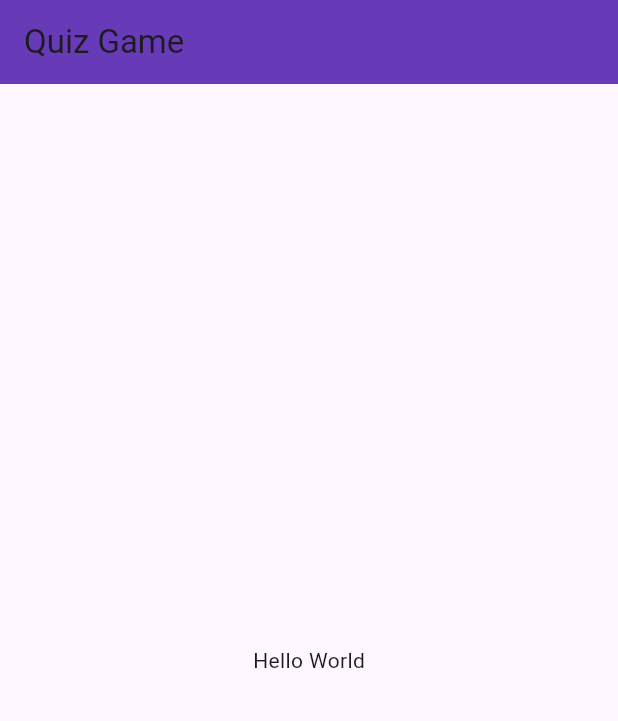
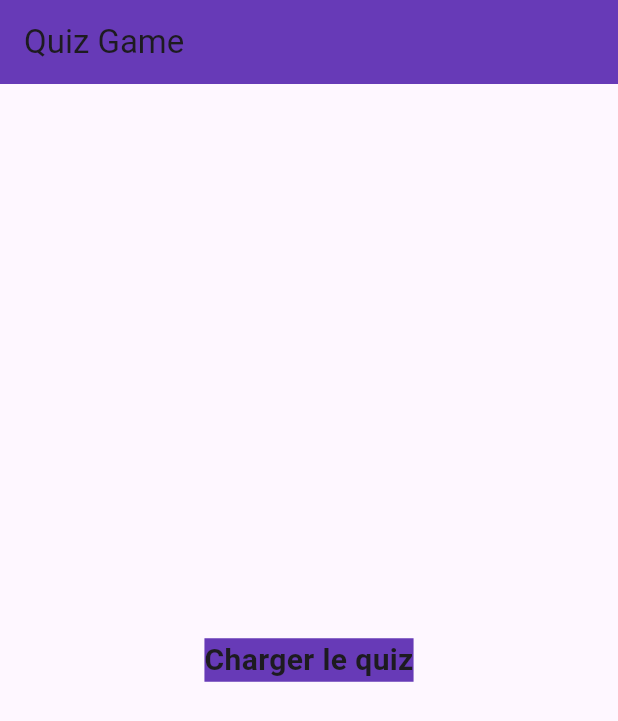
Before and after one commit to goby33/quizGameApp, a Flutter app: the screen it shows after launch, on a phone screen of 412 x 824 dp. Shown: the top 721 px of the screen. Run offline on Flutter 3.47's test engine with Material 3 defaults, Android fonts, the phone set to English and light mode, and no system bars; our stand-ins replace dio, freezed_annotation; generated files the repository leaves out were written again.

Commit message:
add question repository and game page implementation

```diff
--- a/lib/app.dart
+++ b/lib/app.dart
@@ -1,4 +1,5 @@
 import 'package:flutter/material.dart';
+import 'package:quiz_game_app/presentation/ui/game/game_page.dart';
 
 class App extends StatelessWidget {
   const App({super.key});
@@ -15,7 +16,7 @@ class App extends StatelessWidget {
           title: const Text('Quiz Game'),
           backgroundColor: Colors.deepPurple,
         ),
-        body: const Center(child: Text('Hello World')),
+        body: GamePage(),
       ),
     );
   }
--- /dev/null
+++ b/lib/config/constants.dart
@@ -0,0 +1,5 @@
+const int NB_QUESTIONS = 10;
+
+const URL_API =
+    "https://opentdb.com/api.php?amount=$NB_QUESTIONS";
+const url_questions_category = "https://opentdb.com/api_category.php";
--- /dev/null
+++ b/lib/data/models/list_questions_model.dart
@@ -0,0 +1,18 @@
+import 'package:freezed_annotation/freezed_annotation.dart';
+import 'package:quiz_game_app/data/models/question_model.dart';
+
+part 'list_questions_model.freezed.dart';
+part 'list_questions_model.g.dart';
+
+
+@freezed
+class ListQuestionsModel with _$ListQuestionsModel {
+  /// {@macro list_questions_model}
+  const factory ListQuestionsModel({
+    required List<QuestionModel> results,
+  }) = _ListQuestionsModel;
+
+  /// Creates a ListQuestionsModel from Json map
+  factory ListQuestionsModel.fromJson(Map<String, dynamic> data) =>
+      _$ListQuestionsModelFromJson(data);
+}
--- /dev/null
+++ b/lib/data/sources/list_questions_api.dart
@@ -0,0 +1,23 @@
+import 'package:quiz_game_app/config/constants.dart';
+import 'package:quiz_game_app/data/models/list_questions_model.dart';
+import 'package:dio/dio.dart';
+
+class ListQuestionsApi {
+  static final ListQuestionsApi _instanceQuestionApi = ListQuestionsApi._();
+  final Dio _dio;
+
+  ListQuestionsApi._() : _dio = Dio();
+
+  factory ListQuestionsApi() {
+    return _instanceQuestionApi;
+  }
+
+  Future<ListQuestionsModel?> fetchQuestions() async {
+    var responseApi = await _dio.post(URL_API);
+    if (responseApi.statusCode == 200) {
+      return ListQuestionsModel.fromJson(responseApi.data);
+    } else {
+      return null;
+    }
+  }
+}
--- /dev/null
+++ b/lib/presentation/ui/game/game_page.dart
@@ -0,0 +1,46 @@
+import 'package:flutter/material.dart';
+import 'package:quiz_game_app/data/repositories/questions_repository.dart';
+
+class GamePage extends StatefulWidget {
+  GamePage({Key? key}) : super(key: key);
+
+  @override
+  _GamePageState createState() {
+    return _GamePageState();
+  }
+}
+
+class _GamePageState extends State<GamePage> {
+  @override
+  void initState() {
+    super.initState();
+  }
+
+  @override
+  void dispose() {
+    super.dispose();
+  }
+
+  @override
+  Widget build(BuildContext context) {
+    return Center(
+      child: Column(
+        mainAxisAlignment: MainAxisAlignment.center,
+        children: <Widget>[
+          GestureDetector(
+            child: Container(
+              color: Colors.deepPurple,
+              margin: const EdgeInsets.all(10),
+              child: const Text(
+                'Charger le quiz',
+                style: TextStyle(fontSize: 20, fontWeight: FontWeight.bold),
+              ),
+            ),
+            onTap: () async { await QuestionRepository().getQuestions();
+            },
+          ),
+        ],
+      ),
+    );
+  }
+}
--- a/pubspec.yaml
+++ b/pubspec.yaml
@@ -46,12 +46,14 @@ dev_dependencies:
   flutter_test:
     sdk: flutter
 
+
   # The "flutter_lints" package below contains a set of recommended lints to
   # encourage good coding practices. The lint set provided by the package is
   # activated in the `analysis_options.yaml` file located at the root of your
   # package. See that file for information about deactivating specific lint
   # rules and activating additional ones.
   flutter_lints: ^5.0.0
+  build_runner: ^2.3.2
 
 # For information on the generic Dart part of this file, see the
 # following page: https://dart.dev/tools/pub/pubspec
```
Also changed, not shown: lib/data/models/question_model.dart (added, +22 -0 lines), lib/data/repositories/questions_repository.dart (added, +34 -0 lines), pubspec.lock, 1 other file.
